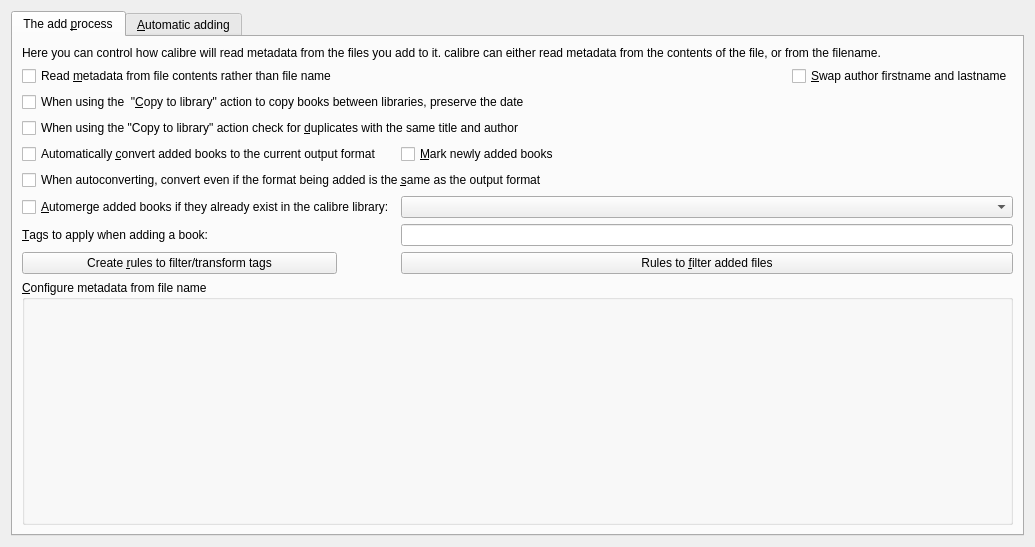
The window that src/calibre/gui2/preferences/adding.ui (kovidgoyal/calibre) describes before a commit, drawn with Qt 5.
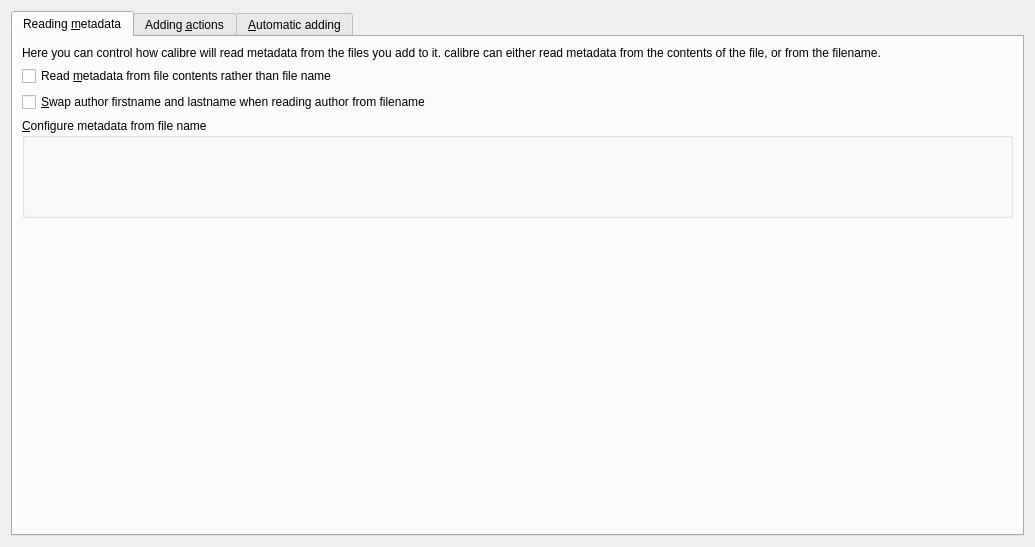
The same window after the commit. Icons and pictures are not drawn.

Commit message: Re-organize the adding books preferences dialog

What changed in the file:
```diff
--- a/src/calibre/gui2/preferences/adding.ui
+++ b/src/calibre/gui2/preferences/adding.ui
@@ -19,92 +19,148 @@
      <property name="currentIndex">
       <number>0</number>
      </property>
-     <widget class="QWidget" name="tab_3">
+     <widget class="QWidget" name="tab">
       <attribute name="title">
-       <string>The add &amp;process</string>
+       <string>Reading &amp;metadata</string>
       </attribute>
-      <layout class="QGridLayout" name="gridLayout_2">
-       <item row="1" column="1" colspan="2">
-        <layout class="QHBoxLayout" name="horizontalLayout">
-         <item>
-          <spacer name="horizontalSpacer">
-           <property name="orientation">
-            <enum>Qt::Horizontal</enum>
-           </property>
-           <property name="sizeHint" stdset="0">
-            <size>
-             <width>40</width>
-             <height>20</height>
-            </size>
-           </property>
-          </spacer>
-         </item>
-         <item>
-          <widget class="QCheckBox" name="opt_swap_author_names">
-           <property name="toolTip">
-            <string>Swap the firstname and lastname of the author. This affects only metadata read from file names.</string>
-           </property>
-           <property name="text">
-            <string>&amp;Swap author firstname and lastname</string>
-           </property>
-          </widget>
-         </item>
-        </layout>
-       </item>
-       <item row="7" column="0">
-        <widget class="QLabel" name="label_230">
+      <layout class="QVBoxLayout" name="verticalLayout">
+       <item>
+        <widget class="QLabel" name="label_4">
          <property name="text">
-          <string>&amp;Tags to apply when adding a book:</string>
+          <string>Here you can control how calibre will read metadata from the files you add to it. calibre can either read metadata from the contents of the file, or from the filename.</string>
          </property>
-         <property name="buddy">
-          <cstring>opt_new_book_tags</cstring>
+         <property name="wordWrap">
+          <bool>true</bool>
          </property>
         </widget>
        </item>
-       <item row="7" column="2">
-        <widget class="QLineEdit" name="opt_new_book_tags">
+       <item>
+        <widget class="QCheckBox" name="opt_read_file_metadata">
          <property name="toolTip">
-          <string>A comma-separated list of tags that will be applied to books added to the library</string>
+          <string/>
          </property>
+         <property name="text">
+          <string>Read &amp;metadata from file contents rather than file name</string>
+         </property>
         </widget>
        </item>
-       <item row="9" column="0" colspan="3">
+       <item>
+        <widget class="QCheckBox" name="opt_swap_author_names">
+         <property name="toolTip">
+          <string>Swap the firstname and lastname of the author. This affects only metadata read from file names.</string>
+         </property>
+         <property name="text">
+          <string>&amp;Swap author firstname and lastname when reading author from filename</string>
+         </property>
+        </widget>
+       </item>
+       <item>
         <widget class="QGroupBox" name="metadata_box">
+         <property name="minimumSize">
+          <size>
+           <width>0</width>
+           <height>100</height>
+          </size>
+         </property>
          <property name="title">
           <string>&amp;Configure metadata from file name</string>
          </property>
-         <layout class="QVBoxLayout" name="verticalLayout">
-          <item>
-           <spacer name="verticalSpacer">
-            <property name="orientation">
-             <enum>Qt::Vertical</enum>
-            </property>
-            <property name="sizeHint" stdset="0">
-             <size>
-              <width>20</width>
-              <height>363</height>
-             </size>
-            </property>
-           </spacer>
-          </item>
-         </layout>
         </widget>
        </item>
-       <item row="2" column="0" colspan="3">
+       <item>
+        <spacer name="verticalSpacer">
+         <property name="orientation">
+          <enum>Qt::Vertical</enum>
+         </property>
+         <property name="sizeHint" stdset="0">
+          <size>
+           <width>20</width>
+           <height>40</height>
+          </size>
+         </property>
+        </spacer>
+       </item>
+      </layout>
+     </widget>
+     <widget class="QWidget" name="actions_tab">
+      <attribute name="title">
+       <string>Adding &amp;actions</string>
+      </attribute>
+      <layout class="QFormLayout" name="formLayout_2">
+       <item row="0" column="0" colspan="2">
+        <widget class="QCheckBox" name="opt_mark_new_books">
+         <property name="text">
+          <string>&amp;Mark newly added books</string>
+         </property>
+        </widget>
+       </item>
+       <item row="1" column="0" colspan="2">
+        <widget class="Line" name="line_2">
+         <property name="orientation">
+          <enum>Qt::Horizontal</enum>
+         </property>
+        </widget>
+       </item>
+       <item row="2" column="0" colspan="2">
         <widget class="QCheckBox" name="opt_preserve_date_on_ctl">
          <property name="text">
           <string>When using the  &quot;&amp;Copy to library&quot; action to copy books between libraries, preserve the date</string>
          </property>
         </widget>
        </item>
+       <item row="3" column="0" colspan="2">
+        <widget class="QCheckBox" name="opt_check_for_dupes_on_ctl">
+         <property name="text">
+          <string>When using the &quot;Copy to library&quot; action check for &amp;duplicates with the same title and author</string>
+         </property>
+        </widget>
+       </item>
        <item row="4" column="0" colspan="2">
+        <widget class="Line" name="line">
+         <property name="orientation">
+          <enum>Qt::Horizontal</enum>
+         </property>
+        </widget>
+       </item>
+       <item row="5" column="0" colspan="2">
         <widget class="QCheckBox" name="opt_manual_add_auto_convert">
          <property name="text">
           <string>Automatically &amp;convert added books to the current output format</string>
          </property>
         </widget>
        </item>
-       <item row="6" column="2">
+       <item row="6" column="0" colspan="2">
+        <widget class="QCheckBox" name="opt_auto_convert_same_fmt">
+         <property name="toolTip">
+          <string>This will force an automatic conversion even if the file being added is the same format as the output format. For example, if you set your output format to EPUB and add an EPUB file, an EPUB to EPUB conversion will be run.</string>
+         </property>
+         <property name="text">
+          <string>When autoconverting, convert even if the format being added is the &amp;same as the output format</string>
+         </property>
+        </widget>
+       </item>
+       <item row="7" column="0" colspan="2">
+        <widget class="Line" name="line_3">
+         <property name="orientation">
+          <enum>Qt::Horizontal</enum>
+         </property>
+        </widget>
+       </item>
+       <item row="8" column="0">
+        <widget class="QCheckBox" name="opt_add_formats_to_existing">
+         <property name="toolTip">
+          <string>Automerge: If books with similar titles and authors found, merge the incoming formats automatically into
+existing book records. The box to the right controls what happens when an existing record already has
+the incoming format. Note that this option also affects the Copy to library action.
+
+Title match ignores leading indefinite articles (&quot;the&quot;, &quot;a&quot;, &quot;an&quot;), punctuation, case, etc. Author match is exact.</string>
+         </property>
+         <property name="text">
+          <string>&amp;Automerge added books if they already exist:</string>
+         </property>
+        </widget>
+       </item>
+       <item row="8" column="1">
         <widget class="QComboBox" name="opt_automerge">
          <property name="toolTip">
           <string>Automerge: If books with similar titles and authors found, merge the incoming formats automatically into
@@ -120,75 +176,101 @@
          </property>
         </widget>
        </item>
-       <item row="0" column="0" colspan="3">
-        <widget class="QLabel" name="label_6">
-         <property name="text">
-          <string>Here you can control how calibre will read metadata from the files you add to it. calibre can either read metadata from the contents of the file, or from the filename.</string>
+       <item row="9" column="0">
+        <widget class="Line" name="line_6">
+         <property name="orientation">
+          <enum>Qt::Horizontal</enum>
          </property>
-         <property name="wordWrap">
-          <bool>true</bool>
-         </property>
         </widget>
        </item>
-       <item row="1" column="0">
-        <widget class="QCheckBox" name="opt_read_file_metadata">
-         <property name="text">
-          <string>Read &amp;metadata from file contents rather than file name</string>
+       <item row="10" column="0" colspan="2">
+        <widget class="Line" name="line_4">
+         <property name="orientation">
+          <enum>Qt::Horizontal</enum>
          </property>
         </widget>
        </item>
-       <item row="4" column="2">
-        <widget class="QCheckBox" name="opt_mark_new_books">
+       <item row="11" column="0">
+        <widget class="QLabel" name="label_230">
          <property name="text">
-          <string>&amp;Mark newly added books</string>
+          <string>&amp;Tags to apply when adding a book:</string>
          </property>
+         <property name="buddy">
+          <cstring>opt_new_book_tags</cstring>
+         </property>
         </widget>
        </item>
-       <item row="6" column="0" colspan="2">
-        <widget class="QCheckBox" name="opt_add_formats_to_existing">
+       <item row="11" column="1">
+        <widget class="QLineEdit" name="opt_new_book_tags">
+         <property name="sizePolicy">
+          <sizepolicy hsizetype="MinimumExpanding" vsizetype="Fixed">
+           <horstretch>0</horstretch>
+           <verstretch>0</verstretch>
+          </sizepolicy>
+         </property>
          <property name="toolTip">
-          <string>Automerge: If books with similar titles and authors found, merge the incoming formats automatically into
-existing book records. The box to the right controls what happens when an existing record already has
-the incoming format. Note that this option also affects the Copy to library action.
-
-Title match ignores leading indefinite articles (&quot;the&quot;, &quot;a&quot;, &quot;an&quot;), punctuation, case, etc. Author match is exact.</string>
+          <string>A comma-separated list of tags that will be applied to books added to the library</string>
          </property>
-         <property name="text">
-          <string>&amp;Automerge added books if they already exist in the calibre library:</string>
-         </property>
         </widget>
        </item>
-       <item row="3" column="0" colspan="3">
-        <widget class="QCheckBox" name="opt_check_for_dupes_on_ctl">
-         <property name="text">
-          <string>When using the &quot;Copy to library&quot; action check for &amp;duplicates with the same title and author</string>
+       <item row="12" column="0">
+        <widget class="Line" name="line_7">
+         <property name="orientation">
+          <enum>Qt::Horizontal</enum>
          </property>
         </widget>
        </item>
-       <item row="5" column="0" colspan="3">
-        <widget class="QCheckBox" name="opt_auto_convert_same_fmt">
-         <property name="toolTip">
-          <string>This will force an automatic conversion even if the file being added is the same format as the output format. For example, if you set your output format to EPUB and add an EPUB file, an EPUB to EPUB conversion will be run.</string>
-         </property>
+       <item row="14" column="0">
+        <widget class="QLabel" name="label_5">
          <property name="text">
-          <string>When autoconverting, convert even if the format being added is the &amp;same as the output format</string>
+          <string>Control &amp;how tags are processed:</string>
          </property>
+         <property name="buddy">
+          <cstring>tag_map_rules_button</cstring>
+         </property>
         </widget>
        </item>
-       <item row="8" column="0">
+       <item row="14" column="1">
         <widget class="QPushButton" name="tag_map_rules_button">
          <property name="toolTip">
           <string>Create rules that can filter or transform tags on added books automatically as soon as they are added. </string>
          </property>
          <property name="text">
-          <string>Create &amp;rules to filter/transform tags</string>
+          <string>&amp;Rules to filter tags read from metadata</string>
          </property>
         </widget>
        </item>
-       <item row="8" column="2">
+       <item row="16" column="0" colspan="2">
+        <widget class="Line" name="line_5">
+         <property name="orientation">
+          <enum>Qt::Horizontal</enum>
+         </property>
+        </widget>
+       </item>
+       <item row="18" column="0">
+        <widget class="QLabel" name="label_6">
+         <property name="text">
+          <string>Control &amp;which files are added during bulk imports:</string>
+         </property>
+         <property name="buddy">
+          <cstring>add_filter_rules_button</cstring>
+         </property>
+        </widget>
+       </item>
+       <item row="18" column="1">
         <widget class="QPushButton" name="add_filter_rules_button">
+         <property name="toolTip">
+          <string>&lt;p&gt;You can specify rules to add/ignore files here. These will be used when recursively adding books from directories.</string>
+         </property>
          <property name="text">
-          <string>Rules to &amp;filter added files</string>
+          <string>Rules to filter added &amp;files</string>
+         </property>
+        </widget>
+       </item>
+       <item row="13" column="0" colspan="2">
+        <widget class="Line" name="line_8">
+         <property name="orientation">
+          <enum>Qt::Horizontal</enum>
          </property>
         </widget>
        </item>
```
The commit also changes 1 other file.
